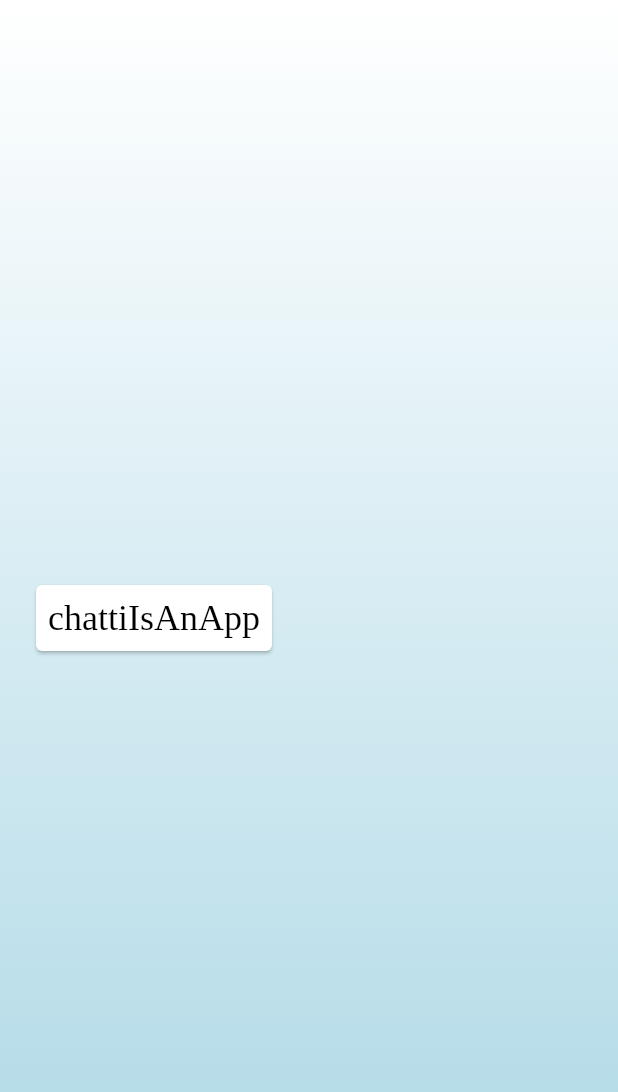
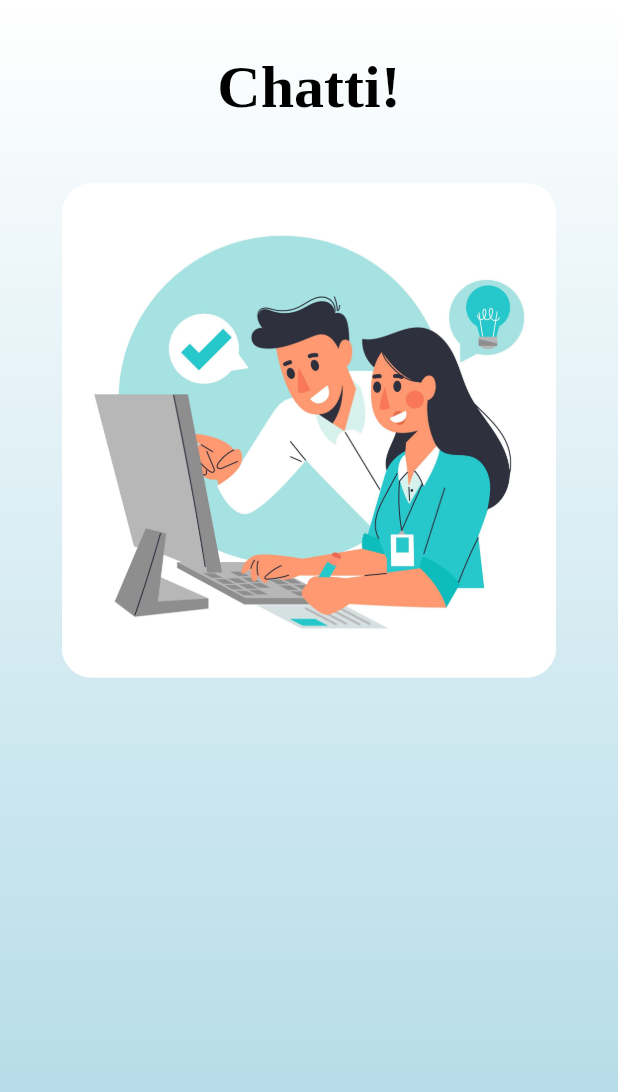
Before and after one commit to Hwang2212/Chatti, a Flutter app: the screen it shows after launch, on a phone screen of 412 x 824 dp. Shown: the top 1092 px of the screen. Run offline on Flutter 3.47's test engine with Material 2 defaults, Android fonts, the phone set to English and light mode, and no system bars; our stand-ins replace cloud_firestore, easy_localization, firebase_auth, firebase_core, get_it, go_router and 2 more; accounts and stored records are empty.

Commit message:
Ongoing: Onboarding Screen

```diff
--- a/lib/main.dart
+++ b/lib/main.dart
@@ -1,3 +1,4 @@
+import 'package:easy_localization/easy_localization.dart';
 import 'package:firebase_chat/firebase_options.dart';
 import 'package:firebase_chat/locator.dart';
 import 'package:firebase_chat/services/services.dart';
@@ -10,16 +11,22 @@ import 'app/app.dart';
 
 void main() async {
   WidgetsFlutterBinding.ensureInitialized();
+  await EasyLocalization.ensureInitialized();
   setupLocator();
   await Firebase.initializeApp(options: DefaultFirebaseOptions.currentPlatform);
   SharedPreferencesService sharedPreferencesService =
       await SharedPreferencesService.getInstance();
-  runApp(MultiProvider(
+  runApp(EasyLocalization(
+    path: 'assets/translations',
+    supportedLocales: const [Locale('en', '')],
+    fallbackLocale: const Locale('en', ''),
+    child: MultiProvider(
 
         /// Add Providers Here
         providers: [
           ChangeNotifierProvider(create: (context) => AppViewModel()),
           ChangeNotifierProvider(create: (context) => SplashViewModel()),
           ChangeNotifierProvider(create: (context) => LoginViewModel()),
-      ], child: MyApp()));
+        ], child: MyApp()),
+  ));
 }
--- a/lib/utils/constants/app_assets.dart
+++ b/lib/utils/constants/app_assets.dart
@@ -1,3 +1,5 @@
 class AppAssets {
-
+  static const onboardingString1 = "assets/images/onboard1.jpg";
+  static const onboardingString2 = "assets/images/onboard2.jpg";
+  static const onboardingString3 = "assets/images/onboard3.jpg";
 }
--- a/lib/view/onboarding/onboarding_view.dart
+++ b/lib/view/onboarding/onboarding_view.dart
@@ -23,6 +23,9 @@ class OnboardingView extends StatefulWidget {
 }
 
 class _OnboardingViewState extends State<OnboardingView> {
+  final introScreenController = PageController();
+  bool isLastPage = false;
+
   @override
   Widget build(BuildContext context) {
     return BaseView<OnboardingViewModel>(
@@ -30,7 +33,7 @@ class _OnboardingViewState extends State<OnboardingView> {
         return Scaffold(
           body: Stack(children: [
             const BackgroundWidget(),
-            buildMainContent(),
+            Positioned.fill(top: AppPadding.p20, child: buildMainContent()),
           ]),
         );
       },
@@ -41,27 +44,48 @@ class _OnboardingViewState extends State<OnboardingView> {
     return Padding(
       padding: AppPadding.contentPadding,
       child: Column(
-        mainAxisAlignment: MainAxisAlignment.center,
+        mainAxisAlignment: MainAxisAlignment.start,
         children: [buildPageView()],
       ),
     );
   }
 
+  List<String> introAssets = [
+    AppAssets.onboardingString1,
+    AppAssets.onboardingString2,
+    AppAssets.onboardingString3,
+  ];
   Widget buildPageView() {
-    return Card(
-      child: Padding(
-        padding: const EdgeInsets.all(8.0),
-        child: Column(
-            mainAxisAlignment: MainAxisAlignment.center,
-            crossAxisAlignment: CrossAxisAlignment.center,
-            children: [
-              Text(
-                LocaleKeys.chattiIsAnApp.tr(),
-                textAlign: TextAlign.center,
-                style: getLightStyle(fontSize: FontSize.s24),
-              )
-            ]),
-      ),
-    );
+    return Column(
+        mainAxisAlignment: MainAxisAlignment.start,
+        crossAxisAlignment: CrossAxisAlignment.center,
+        children: [
+          Text(
+            "Chatti!",
+            // textAlign: TextAlign.center,
+            style: getBoldStyle(fontSize: FontSize.s40),
+          ),
+          SizedBox(
+            height: ScreenUtils.screenHeight * 0.05,
+          ),
+          SizedBox(
+            height: ScreenUtils.screenHeight * 0.4,
+            width: ScreenUtils.screenWidth * 0.8,
+            child: PageView(
+              controller: introScreenController,
+              children: [
+                ...introAssets.map((e) {
+                  return ClipRRect(
+                    borderRadius: BorderRadius.circular(20),
+                    child: Image.asset(
+                      e,
+                      fit: BoxFit.fill,
+                    ),
+                  );
+                }).toList(),
+              ],
+            ),
+          )
+        ]);
   }
 }
--- a/lib/view/widgets/src/background_widget.dart
+++ b/lib/view/widgets/src/background_widget.dart
@@ -1,9 +1,7 @@
-
 import 'package:firebase_chat/utils/utils.dart';
 import 'package:flutter/material.dart';
 
 import '../../themes/themes.dart';
-
 
 class BackgroundWidget extends StatefulWidget {
   const BackgroundWidget({super.key});
@@ -18,7 +16,7 @@ class _BackgroundWidgetState extends State<BackgroundWidget> {
     return Container(
       height: ScreenUtils.screenHeight,
       width: ScreenUtils.screenWidth,
-      decoration:  BoxDecoration(
+      decoration: const BoxDecoration(
           gradient: LinearGradient(
               begin: Alignment.topCenter,
               end: Alignment.bottomCenter,
```
Also changed, not shown: assets/images/onboard1.jpg (added), assets/images/onboard2.jpg (added), assets/images/onboard3.jpg (added), 1 other file. Lines whose indentation alone changed are shown as unchanged.
